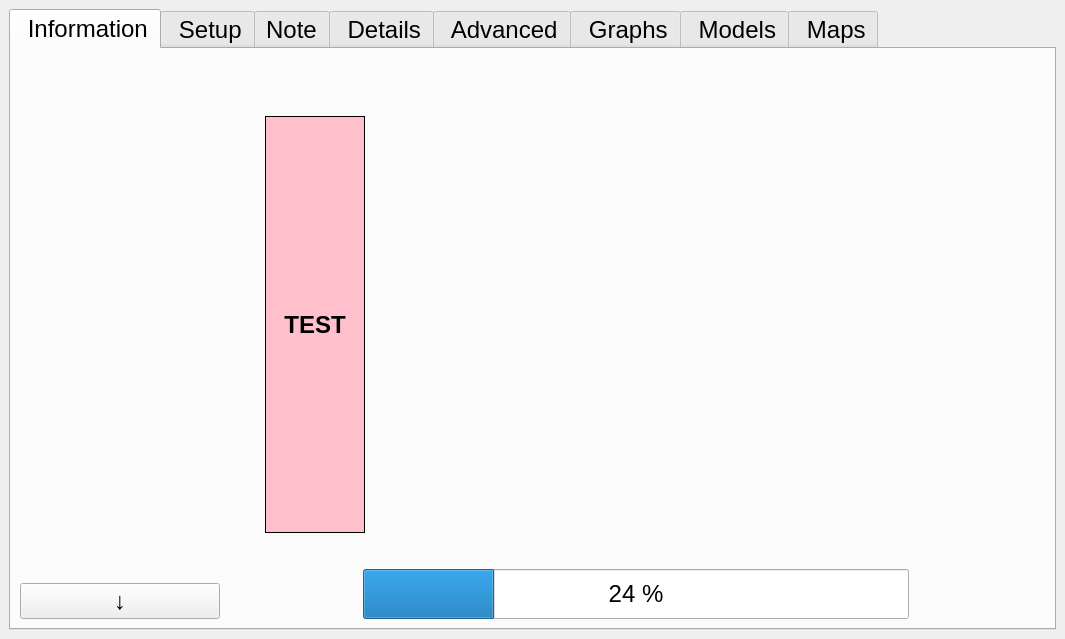
LowellInstruments/ddh5, file ddh/gui/gui.ui: the form before one commit.
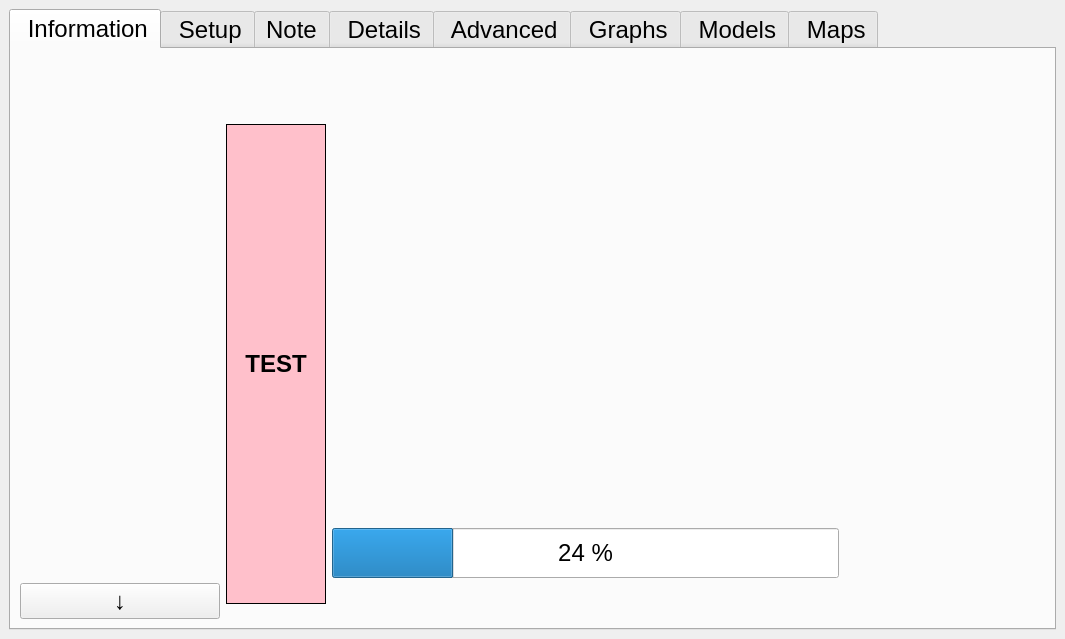
The form after the commit. The open tabs and pages were chosen to show the change. Icons and pictures are not drawn.

What changed in the file:
```diff
--- a/ddh/gui/gui.ui
+++ b/ddh/gui/gui.ui
@@ -535,7 +535,7 @@
          </widget>
         </item>
         <item>
-         <layout class="QVBoxLayout" name="verticalLayout_11" stretch="1,8,0,1">
+         <layout class="QVBoxLayout" name="verticalLayout_11" stretch="1,8,0">
           <item>
            <layout class="QHBoxLayout" name="horizontalLayout_4" stretch="15">
             <item>
@@ -569,7 +569,7 @@
            </layout>
           </item>
           <item>
-           <layout class="QHBoxLayout" name="horizontalLayout_11" stretch="1,4,1">
+           <layout class="QHBoxLayout" name="horizontalLayout_11" stretch="1,0,1">
             <item>
              <widget class="QLabel" name="lbl_testmode">
               <property name="maximumSize">
@@ -605,6 +605,8 @@
              </widget>
             </item>
             <item>
+             <layout class="QVBoxLayout" name="verticalLayout_10">
+              <item>
              <widget class="QLabel" name="lbl_main_img">
               <property name="sizePolicy">
                <sizepolicy hsizetype="Ignored" vsizetype="Ignored">
@@ -645,70 +647,6 @@
              </widget>
             </item>
             <item>
-             <widget class="QLabel" name="lbl_summary_dl">
-              <property name="maximumSize">
-               <size>
-                <width>200</width>
-                <height>16777215</height>
-               </size>
-              </property>
-              <property name="font">
-               <font>
-                <pointsize>14</pointsize>
-                <bold>false</bold>
-               </font>
-              </property>
-              <property name="autoFillBackground">
-               <bool>false</bool>
-              </property>
-              <property name="styleSheet">
-               <string notr="true"/>
-              </property>
-              <property name="frameShape">
-               <enum>QFrame::NoFrame</enum>
-              </property>
-              <property name="textFormat">
-               <enum>Qt::PlainText</enum>
-              </property>
-              <property name="alignment">
-               <set>Qt::AlignCenter</set>
-              </property>
-             </widget>
-            </item>
-           </layout>
-          </item>
-          <item>
-           <spacer name="verticalSpacer">
-            <property name="orientation">
-             <enum>Qt::Vertical</enum>
-            </property>
-            <property name="sizeHint" stdset="0">
-             <size>
-              <width>20</width>
-              <height>30</height>
-             </size>
-            </property>
-           </spacer>
-          </item>
-          <item>
-           <layout class="QHBoxLayout" name="horizontalLayout_9" stretch="1,4,1">
-            <property name="spacing">
-             <number>6</number>
-            </property>
-            <item>
-             <spacer name="horizontalSpacer_18">
-              <property name="orientation">
-               <enum>Qt::Horizontal</enum>
-              </property>
-              <property name="sizeHint" stdset="0">
-               <size>
-                <width>40</width>
-                <height>20</height>
-               </size>
-              </property>
-             </spacer>
-            </item>
-            <item>
              <widget class="QProgressBar" name="bar_dl">
               <property name="sizePolicy">
                <sizepolicy hsizetype="Preferred" vsizetype="Preferred">
@@ -730,20 +668,53 @@
               </property>
              </widget>
             </item>
+             </layout>
+            </item>
             <item>
-             <spacer name="horizontalSpacer_19">
+             <widget class="QLabel" name="lbl_summary_dl">
+              <property name="maximumSize">
+               <size>
+                <width>200</width>
+                <height>16777215</height>
+               </size>
+              </property>
+              <property name="font">
+               <font>
+                <pointsize>14</pointsize>
+                <bold>false</bold>
+               </font>
+              </property>
+              <property name="autoFillBackground">
+               <bool>false</bool>
+              </property>
+              <property name="styleSheet">
+               <string notr="true"/>
+              </property>
+              <property name="frameShape">
+               <enum>QFrame::NoFrame</enum>
+              </property>
+              <property name="textFormat">
+               <enum>Qt::PlainText</enum>
+              </property>
+              <property name="alignment">
+               <set>Qt::AlignCenter</set>
+              </property>
+             </widget>
+            </item>
+           </layout>
+          </item>
+          <item>
+           <spacer name="verticalSpacer">
               <property name="orientation">
-               <enum>Qt::Horizontal</enum>
+             <enum>Qt::Vertical</enum>
               </property>
               <property name="sizeHint" stdset="0">
                <size>
-                <width>40</width>
-                <height>20</height>
+              <width>20</width>
+              <height>15</height>
                </size>
               </property>
              </spacer>
-            </item>
-           </layout>
           </item>
          </layout>
         </item>
```
Left out of the diff: 2 changed lines with no effect on the pictures. Lines whose indentation alone changed are shown as unchanged.
